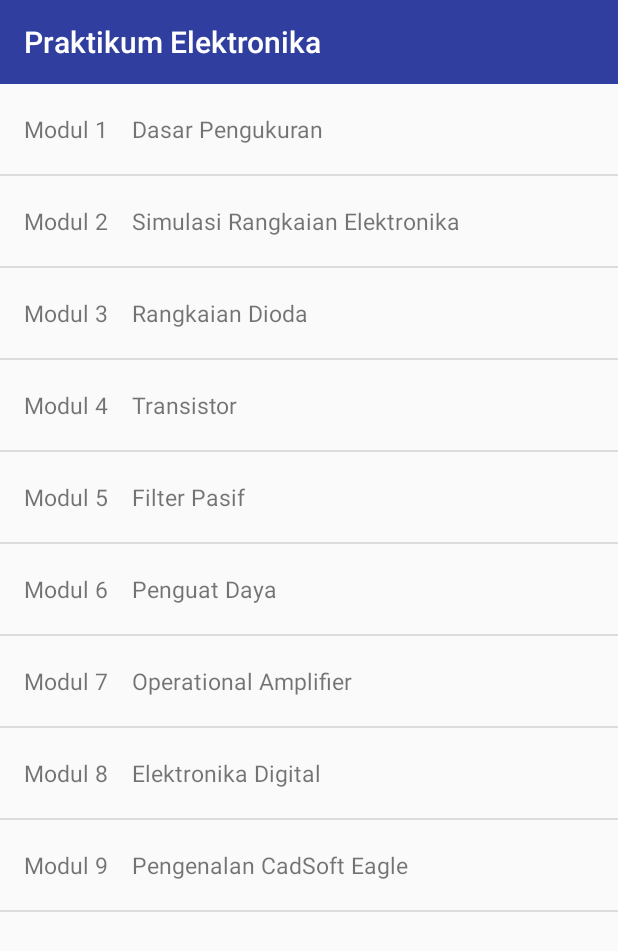
After one commit to fadhmuhammad/Praktikum-Elektronika, an Android app: the fragment fragment_module placed in its activity, on a phone screen of 412 x 824 dp. The commit adds this screen. Shown: the top 951 px of the screen. Run offline under Robolectric (Android 15) with nearby library versions, the phone set to English and light mode, and no system bars.

Commit message:
add navigation drawer

```diff
--- a/app/build.gradle
+++ b/app/build.gradle
@@ -24,4 +24,6 @@ dependencies {
     testCompile 'junit:junit:4.12'
     compile 'com.android.support:appcompat-v7:24.2.0'
     compile 'com.android.support:recyclerview-v7:24.2.0'
+    compile 'com.android.support:design:24.2.0'
+    compile 'com.android.support:support-v4:24.2.0'
 }
--- a/app/src/main/java/xyz/fadh/praktikumelektronika/MainActivity.java
+++ b/app/src/main/java/xyz/fadh/praktikumelektronika/MainActivity.java
@@ -1,51 +1,103 @@
 package xyz.fadh.praktikumelektronika;
 
 import android.content.Intent;
+import android.support.design.widget.NavigationView;
+import android.support.v4.app.Fragment;
+import android.support.v4.app.FragmentManager;
+import android.support.v4.view.GravityCompat;
+import android.support.v4.widget.DrawerLayout;
+import android.support.v7.app.ActionBarDrawerToggle;
 import android.support.v7.app.AppCompatActivity;
 import android.os.Bundle;
 import android.support.v7.widget.LinearLayoutManager;
 import android.support.v7.widget.RecyclerView;
+import android.support.v7.widget.Toolbar;
 import android.view.Display;
+import android.view.MenuItem;
 import android.view.View;
 import android.widget.AdapterView;
 import android.widget.ArrayAdapter;
+import android.widget.Button;
 import android.widget.ListView;
 import android.widget.Toast;
 
 import java.util.ArrayList;
 
 public class MainActivity extends AppCompatActivity {
+    private DrawerLayout mDrawer;
+    private Toolbar toolbar;
+    private NavigationView nvDrawer;
+    private ActionBarDrawerToggle drawerToggle;
 
     @Override
     protected void onCreate(Bundle savedInstanceState) {
         super.onCreate(savedInstanceState);
         setContentView(R.layout.activity_main);
 
-        ArrayList<Module> modules = new ArrayList<Module>();
-        final ModuleAdapter adapter = new ModuleAdapter(this, modules);
+        toolbar = (Toolbar) findViewById(R.id.toolbar);
+        setSupportActionBar(toolbar);
 
-        adapter.add(new Module(1,"Dasar Pengukuran"));
-        adapter.add(new Module(2,"Simulasi Rangkaian Elektronika"));
-        adapter.add(new Module(3,"Rangkaian Dioda"));
-        adapter.add(new Module(4,"Transistor"));
-        adapter.add(new Module(5,"Filter Pasif"));
-        adapter.add(new Module(6,"Penguat Daya"));
-        adapter.add(new Module(7,"Operational Amplifier"));
-        adapter.add(new Module(8,"Elektronika Digital"));
-        adapter.add(new Module(9,"Pengenalan CadSoft Eagle"));
+        mDrawer = (DrawerLayout) findViewById(R.id.drawer_layout);
 
-        ListView listView =  (ListView) findViewById(R.id.lvModule);
-        listView.setAdapter(adapter);
-        listView.setOnItemClickListener(new AdapterView.OnItemClickListener()
-        {
-            @Override
-            public void onItemClick(AdapterView<?> arg0, View arg1, int position, long arg3)
-            {
-                Intent intent = new Intent(MainActivity.this, DetailActivity.class);
-                intent.putExtra("module", position);
-                intent.putExtra("name",adapter.getItem(position).name);
-               startActivity(intent);
-            }
-        });
+        nvDrawer = (NavigationView) findViewById(R.id.nvView);
+
+        setupDrawerContent(nvDrawer);
+    }
+
+    private void setupDrawerContent(NavigationView navigationView){
+        navigationView.setNavigationItemSelectedListener(
+                new NavigationView.OnNavigationItemSelectedListener(){
+                    @Override
+                    public boolean onNavigationItemSelected(MenuItem menuItem){
+                        selectDrawerItem(menuItem);
+                        return true;
+                    }
+                }
+        );
+    }
+
+    public void selectDrawerItem(MenuItem menuItem){
+        Fragment fragment = null;
+        Class fragmentClass;
+        switch (menuItem.getItemId()){
+            case  R.id.nav_home:
+                fragmentClass = fragment_home.class;
+                break;
+            case  R.id.nav_asisten:
+                fragmentClass = fragment_asisten.class;
+                break;
+            case R.id.nav_module:
+                fragmentClass = fragment_module.class;
+                break;
+            default:
+                fragmentClass = fragment_home.class;
+        }
+        try {
+            fragment = (Fragment) fragmentClass.newInstance();
+        }catch (Exception e){
+            e.printStackTrace();
+        }
+
+        FragmentManager fragmentManager = getSupportFragmentManager();
+        fragmentManager.beginTransaction().replace(R.id.flContent, fragment).commit();
+
+        menuItem.setChecked(true);
+        setTitle(menuItem.getTitle());
+        mDrawer.closeDrawers();
+    }
+
+    @Override
+    public boolean onOptionsItemSelected(MenuItem item){
+        switch (item.getItemId()){
+            case android.R.id.home:
+                mDrawer.openDrawer(GravityCompat.START);
+                return true;
+        }
+        return  super.onOptionsItemSelected(item);
+    }
+
+    @Override
+    protected void onPostCreate(Bundle savedInstanceState){
+        super.onPostCreate(savedInstanceState);
     }
 }
--- /dev/null
+++ b/app/src/main/java/xyz/fadh/praktikumelektronika/fragment_module.java
@@ -0,0 +1,64 @@
+package xyz.fadh.praktikumelektronika;
+
+
+import android.content.Intent;
+import android.os.Bundle;
+import android.support.v4.app.Fragment;
+import android.view.LayoutInflater;
+import android.view.View;
+import android.view.ViewGroup;
+import android.widget.AdapterView;
+import android.widget.ListView;
+
+import java.util.ArrayList;
+
+
+/**
+ * A simple {@link Fragment} subclass.
+ */
+public class fragment_module extends Fragment {
+
+
+    public fragment_module() {
+        // Required empty public constructor
+    }
+
+
+    @Override
+    public View onCreateView(LayoutInflater inflater, ViewGroup container,
+                             Bundle savedInstanceState) {
+
+        // Inflate the layout for this fragment
+        return inflater.inflate(R.layout.fragment_module, container, false);
+    }
+    @Override
+    public void onViewCreated(View view, Bundle savedInstanceState){
+        ArrayList<Module> modules = new ArrayList<Module>();
+        final ModuleAdapter adapter = new ModuleAdapter(this.getContext(), modules);
+
+        adapter.add(new Module(1,"Dasar Pengukuran"));
+        adapter.add(new Module(2,"Simulasi Rangkaian Elektronika"));
+        adapter.add(new Module(3,"Rangkaian Dioda"));
+        adapter.add(new Module(4,"Transistor"));
+        adapter.add(new Module(5,"Filter Pasif"));
+        adapter.add(new Module(6,"Penguat Daya"));
+        adapter.add(new Module(7,"Operational Amplifier"));
+        adapter.add(new Module(8,"Elektronika Digital"));
+        adapter.add(new Module(9,"Pengenalan CadSoft Eagle"));
+
+        ListView listView =  (ListView) view.findViewById(R.id.lvModule);
+        listView.setAdapter(adapter);
+        listView.setOnItemClickListener(new AdapterView.OnItemClickListener()
+        {
+            @Override
+            public void onItemClick(AdapterView<?> arg0, View arg1, int position, long arg3)
+            {
+                Intent intent = new Intent(getActivity(), DetailActivity.class);
+                intent.putExtra("module", position);
+                intent.putExtra("name",adapter.getItem(position).name);
+                startActivity(intent);
+            }
+        });
+    }
+
+}
--- a/app/src/main/res/layout/activity_main.xml
+++ b/app/src/main/res/layout/activity_main.xml
@@ -1,13 +1,29 @@
-<?xml version="1.0" encoding="utf-8"?>
-<RelativeLayout xmlns:android="http://schemas.android.com/apk/res/android"
-    xmlns:tools="http://schemas.android.com/tools"
+<android.support.v4.widget.DrawerLayout
+    xmlns:android="http://schemas.android.com/apk/res/android"
+    xmlns:app="http://schemas.android.com/apk/res-auto"
+    android:id="@+id/drawer_layout"
     android:layout_width="match_parent"
-    android:layout_height="match_parent"
-    tools:context="xyz.fadh.praktikumelektronika.MainActivity"
-    android:background="#ffffff">
+    android:layout_height="match_parent">
 
-    <ListView
-        android:id="@+id/lvModule"
+    <LinearLayout
         android:layout_width="match_parent"
-        android:layout_height="match_parent"/>
-</RelativeLayout>
+        android:layout_height="match_parent"
+        android:orientation="vertical">
+        <include
+            layout="@layout/toolbar"
+            android:layout_width="match_parent"
+            android:layout_height="wrap_content"/>
+        <FrameLayout
+            android:id="@+id/flContent"
+            android:layout_width="match_parent"
+            android:layout_height="match_parent"/>
+    </LinearLayout>
+
+    <android.support.design.widget.NavigationView
+        android:id="@+id/nvView"
+        android:layout_width="wrap_content"
+        android:layout_height="match_parent"
+        android:layout_gravity="start"
+        app:menu="@menu/drawer_view"
+        android:background="@android:color/white"/>
+</android.support.v4.widget.DrawerLayout>
--- /dev/null
+++ b/app/src/main/res/layout/fragment_module.xml
@@ -0,0 +1,12 @@
+<LinearLayout xmlns:android="http://schemas.android.com/apk/res/android"
+    xmlns:tools="http://schemas.android.com/tools"
+    android:layout_width="match_parent"
+    android:layout_height="match_parent"
+    tools:context="xyz.fadh.praktikumelektronika.fragment_module">
+
+    <ListView
+        android:id="@+id/lvModule"
+        android:layout_width="match_parent"
+        android:layout_height="match_parent" />
+
+</LinearLayout>
--- /dev/null
+++ b/app/src/main/res/layout/toolbar.xml
@@ -0,0 +1,12 @@
+<?xml version="1.0" encoding="utf-8"?>
+<android.support.v7.widget.Toolbar
+    xmlns:android="http://schemas.android.com/apk/res/android"
+    xmlns:app="http://schemas.android.com/apk/res-auto"
+    android:id="@+id/toolbar"
+    android:fitsSystemWindows="true"
+    android:minHeight="?attr/actionBarSize"
+    app:theme="@style/ThemeOverlay.AppCompat.Dark.ActionBar"
+    android:background="?attr/colorPrimaryDark"
+    android:layout_width="match_parent"
+    android:layout_height="wrap_content">
+</android.support.v7.widget.Toolbar>
--- /dev/null
+++ b/app/src/main/res/menu/drawer_view.xml
@@ -0,0 +1,15 @@
+<?xml version="1.0" encoding="utf-8"?>
+<menu xmlns:android="http://schemas.android.com/apk/res/android">
+    <group android:checkableBehavior="single">
+        <item
+            android:id="@+id/nav_home"
+            android:checked="true"
+            android:title="Home"/>
+        <item
+            android:id="@+id/nav_asisten"
+            android:title="Asisten"/>
+        <item
+            android:id="@+id/nav_module"
+            android:title="Modul"/>
+    </group>
+</menu>
--- a/app/src/main/res/values/strings.xml
+++ b/app/src/main/res/values/strings.xml
@@ -1,3 +1,6 @@
 <resources>
     <string name="app_name">Praktikum Elektronika</string>
+
+    <!-- TODO: Remove or change this placeholder text -->
+    <string name="hello_blank_fragment">Hello blank fragment</string>
 </resources>
--- a/app/src/main/res/values/styles.xml
+++ b/app/src/main/res/values/styles.xml
@@ -1,7 +1,7 @@
 <resources>
 
     <!-- Base application theme. -->
-    <style name="AppTheme" parent="Theme.AppCompat.Light.DarkActionBar">
+    <style name="AppTheme" parent="Theme.AppCompat.Light.NoActionBar">
         <!-- Customize your theme here. -->
         <item name="colorPrimary">@color/colorPrimary</item>
         <item name="colorPrimaryDark">@color/colorPrimaryDark</item>
```
Also changed, not shown: app/src/main/java/xyz/fadh/praktikumelektronika/DetailActivity.java (+6 -2 lines), app/src/main/java/xyz/fadh/praktikumelektronika/fragment_asisten.java (added, +34 -0 lines), app/src/main/java/xyz/fadh/praktikumelektronika/fragment_home.java (added, +36 -0 lines), app/src/main/res/layout/activity_detail.xml (+7 -2 lines), app/src/main/res/layout/fragment_asisten.xml (added, +13 -0 lines), app/src/main/res/layout/fragment_home.xml (added, +13 -0 lines), 5 other files.
